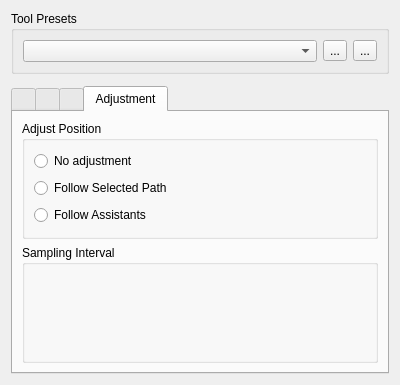
Qt form plugins/tools/karbonplugins/tools/CalligraphyTool/karboncalligraphytooloptions.ui (KDE/krita) before a commit.
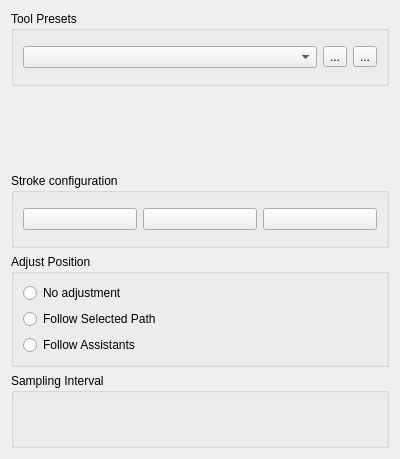
The same form after that commit. The open tabs and pages were chosen to show the change. Icons and pictures are not drawn. Custom widgets are drawn as their Qt base class.

Commit message: Make two curve widgets that allow for deciding the stroke configuration.

```diff
--- a/plugins/tools/karbonplugins/tools/CalligraphyTool/karboncalligraphytooloptions.ui
+++ b/plugins/tools/karbonplugins/tools/CalligraphyTool/karboncalligraphytooloptions.ui
@@ -7,7 +7,7 @@
     <x>0</x>
     <y>0</y>
     <width>400</width>
-    <height>385</height>
+    <height>459</height>
    </rect>
   </property>
   <property name="windowTitle">
@@ -58,39 +58,35 @@
     <widget class="KisDoubleSliderSpinBox" name="sldCaps" native="true"/>
    </item>
    <item>
-    <widget class="QTabWidget" name="tabWidget">
-     <property name="currentIndex">
-      <number>2</number>
+    <widget class="QGroupBox" name="gbStrokeConfig">
+     <property name="title">
+      <string>Stroke configuration</string>
      </property>
-     <widget class="QWidget" name="tabSize">
-      <attribute name="icon">
-       <iconset theme="brush_size"/>
-      </attribute>
-      <attribute name="title">
+     <layout class="QHBoxLayout" name="horizontalLayout_2">
+      <item>
+       <widget class="KisPopupButton" name="bnSize">
+        <property name="text">
        <string/>
-      </attribute>
-     </widget>
-     <widget class="QWidget" name="tabAngle">
-      <attribute name="icon">
-       <iconset theme="brush_rotation"/>
-      </attribute>
-      <attribute name="title">
+        </property>
+       </widget>
+      </item>
+      <item>
+       <widget class="KisPopupButton" name="bnRotation">
+        <property name="text">
        <string/>
-      </attribute>
-     </widget>
-     <widget class="QWidget" name="tabRatio">
-      <attribute name="icon">
-       <iconset theme="brush_ratio"/>
-      </attribute>
-      <attribute name="title">
+        </property>
+       </widget>
+      </item>
+      <item>
+       <widget class="KisPopupButton" name="bnRatio">
+        <property name="text">
        <string/>
-      </attribute>
-     </widget>
-     <widget class="QWidget" name="tabAdjustment">
-      <attribute name="title">
-       <string>Adjustment</string>
-      </attribute>
-      <layout class="QVBoxLayout" name="verticalLayout_3">
+        </property>
+       </widget>
+      </item>
+     </layout>
+    </widget>
+   </item>
        <item>
         <widget class="QGroupBox" name="gbGB_Adjust">
          <property name="title">
@@ -146,10 +142,6 @@
        </item>
       </layout>
      </widget>
-    </widget>
-   </item>
-  </layout>
- </widget>
  <customwidgets>
   <customwidget>
    <class>KisDoubleSliderSpinBox</class>
@@ -157,6 +149,11 @@
    <header>kis_slider_spin_box.h</header>
    <container>1</container>
   </customwidget>
+  <customwidget>
+   <class>KisPopupButton</class>
+   <extends>QPushButton</extends>
+   <header>kis_popup_button.h</header>
+  </customwidget>
  </customwidgets>
  <resources/>
  <connections/>
```
Lines whose indentation alone changed are shown as unchanged. The commit also changes 9 other files.
